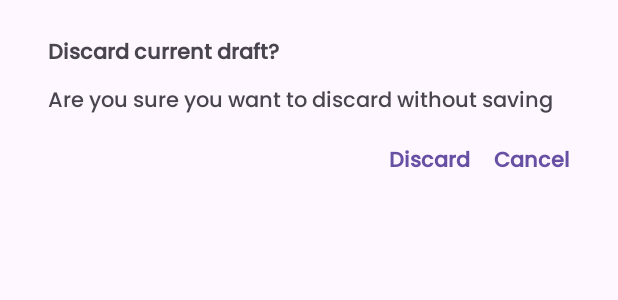
After one commit to BodaDayo/TODO_Mobile, an Android app: the layout dialog_discard_task.xml on its own in the app's theme, with its tools: preview values and no code run, on a phone screen of 412 x 824 dp. The commit adds this screen. Shown: the top 300 px of the screen. Run offline under Robolectric (Android 15) with nearby library versions, the phone set to English and light mode, and no system bars.

Commit message:
Added a dialog for when user attempts to exit a draft without saving. Also used viewbinding for the dialogs and added padding to the buttons in the logoutdialog. Time to go to bed

```diff
--- /dev/null
+++ b/app/src/main/res/layout/dialog_discard_task.xml
@@ -0,0 +1,49 @@
+<LinearLayout xmlns:android="http://schemas.android.com/apk/res/android"
+    xmlns:app="http://schemas.android.com/apk/res-auto"
+    android:layout_width="match_parent"
+    android:layout_height="wrap_content"
+    android:orientation="vertical"
+    android:paddingVertical="16dp"
+    android:paddingHorizontal="32dp">
+
+    <TextView
+        android:layout_width="match_parent"
+        android:layout_height="wrap_content"
+        android:layout_marginVertical="8sp"
+        android:text="Discard current draft?"
+        android:textStyle="bold" />
+
+    <TextView
+        android:layout_width="match_parent"
+        android:layout_height="wrap_content"
+        android:text="Are you sure you want to discard without saving" />
+
+    <LinearLayout
+        android:layout_width="match_parent"
+        android:layout_height="wrap_content"
+        android:layout_gravity="center_vertical"
+        android:gravity="end"
+        android:orientation="horizontal"
+        android:paddingTop="16sp">
+
+        <TextView
+            android:id="@+id/btnDiscardConfirm"
+            android:layout_width="wrap_content"
+            android:layout_height="wrap_content"
+            android:layout_gravity="center"
+            android:text="Discard"
+            android:textColor="?colorPrimary"
+            android:textStyle="bold"
+            app:cornerRadius="8dp" />
+
+        <TextView
+            android:id="@+id/btnDiscardCancel"
+            android:layout_width="wrap_content"
+            android:layout_height="wrap_content"
+            android:layout_marginStart="16sp"
+            android:text="Cancel"
+            android:textStyle="bold"
+            android:textColor="?colorPrimary" />
+
+    </LinearLayout>
+</LinearLayout>
```
Also changed, not shown: app/src/main/java/com/rgbstudios/todomobile/BottomSheetFragment.kt (+46 -0 lines), app/src/main/java/com/rgbstudios/todomobile/EditTaskFragment.kt (+54 -2 lines), app/src/main/java/com/rgbstudios/todomobile/HomeFragment.kt (+10 -11 lines).
